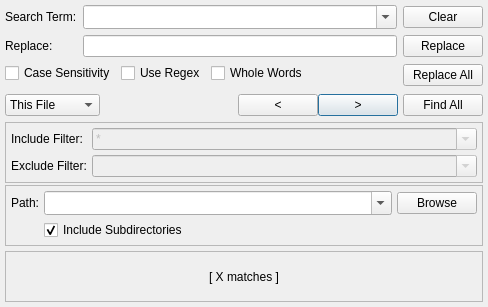
Above: src/search/searchdialog.ui from GAMS-dev/studio before the change. Below: the same form after it.
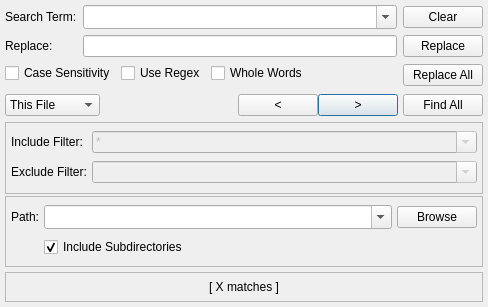
That is the form after the change.

Commit message:
fixed box around match label
added quotes for invalid path feedback

Patch:
```diff
--- a/src/search/searchdialog.ui
+++ b/src/search/searchdialog.ui
@@ -714,7 +714,7 @@
    <item>
     <widget class="QLabel" name="lbl_nrResults">
      <property name="sizePolicy">
-      <sizepolicy hsizetype="Minimum" vsizetype="Preferred">
+      <sizepolicy hsizetype="Preferred" vsizetype="Maximum">
        <horstretch>0</horstretch>
        <verstretch>0</verstretch>
       </sizepolicy>
```
The commit also changes 1 other file.
